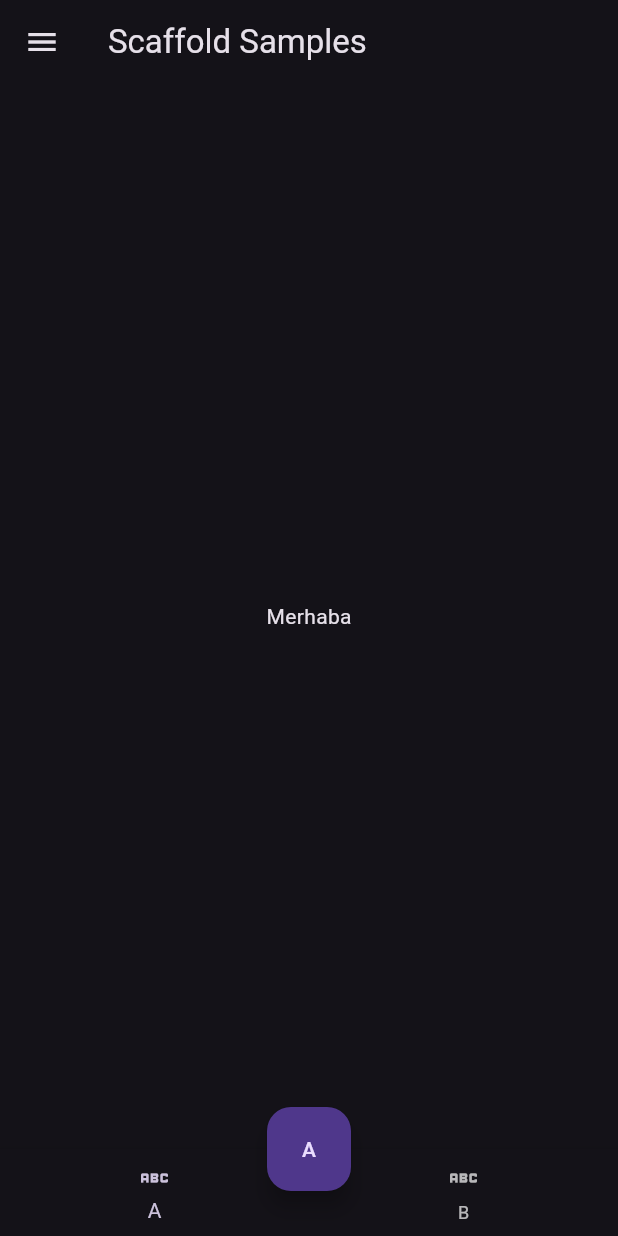
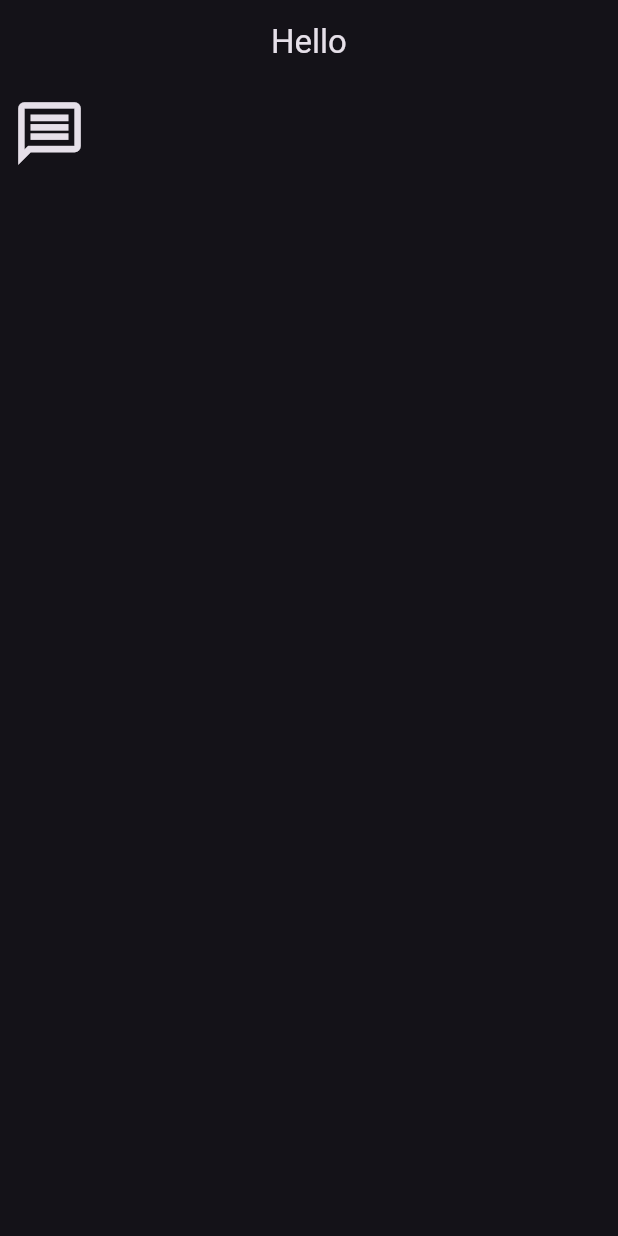
Before and after one commit to AzizeDirilik/Flutter-Full-Learn, a Flutter app: the screen it shows after launch, on a phone screen of 412 x 824 dp. Run offline on Flutter 3.47's test engine with Material 3 defaults, Android fonts, the light colour scheme and no system bars.

Commit message:
appbar, button and icon

```diff
--- /dev/null
+++ b/lib/101/icon_learn.dart
@@ -0,0 +1,24 @@
+import 'package:flutter/material.dart';
+
+class IconLearnView extends StatelessWidget {
+ const  IconLearnView({super.key});
+
+  @override
+  Widget build(BuildContext context) {
+    return Scaffold(
+      appBar: AppBar(title: const Text('Hello')),
+      body: Column(
+        children: [
+          IconButton(
+              onPressed: () {},
+              icon: const Icon(Icons.message_outlined),
+              iconSize: IconSizes.iconSmall,
+              color: Theme.of(context).colorScheme.onBackground)
+        ],
+      ),
+    );
+  }
+}
+class IconSizes{
+  static double iconSmall = 50;
+}
--- a/lib/main.dart
+++ b/lib/main.dart
@@ -1,5 +1,6 @@
 import 'package:flutter/material.dart';
-import 'package:flutter_101/101/scaffold_learn.dart';
+import 'package:flutter/services.dart';
+import 'package:flutter_101/101/icon_learn.dart';
 
 void main() {
   runApp(const MyApp());
@@ -13,10 +14,15 @@
   Widget build(BuildContext context) {
     return MaterialApp(
       title: 'Flutter Demo',
-
       debugShowCheckedModeBanner: false,
-      theme: ThemeData.dark(),
-      home: const ScafflodLearnView(),
+      theme: ThemeData.dark().copyWith(
+          appBarTheme: const AppBarTheme(
+        backgroundColor: Colors.transparent,
+        centerTitle: true,
+        elevation: 0,
+        systemOverlayStyle: SystemUiOverlayStyle.light,
+      )),
+      home: const IconLearnView(),
     );
   }
 }
```
Also changed, not shown: lib/101/app_bar_learn.dart (added, +19 -0 lines), lib/101/button_learn.dart (added, +49 -0 lines).
